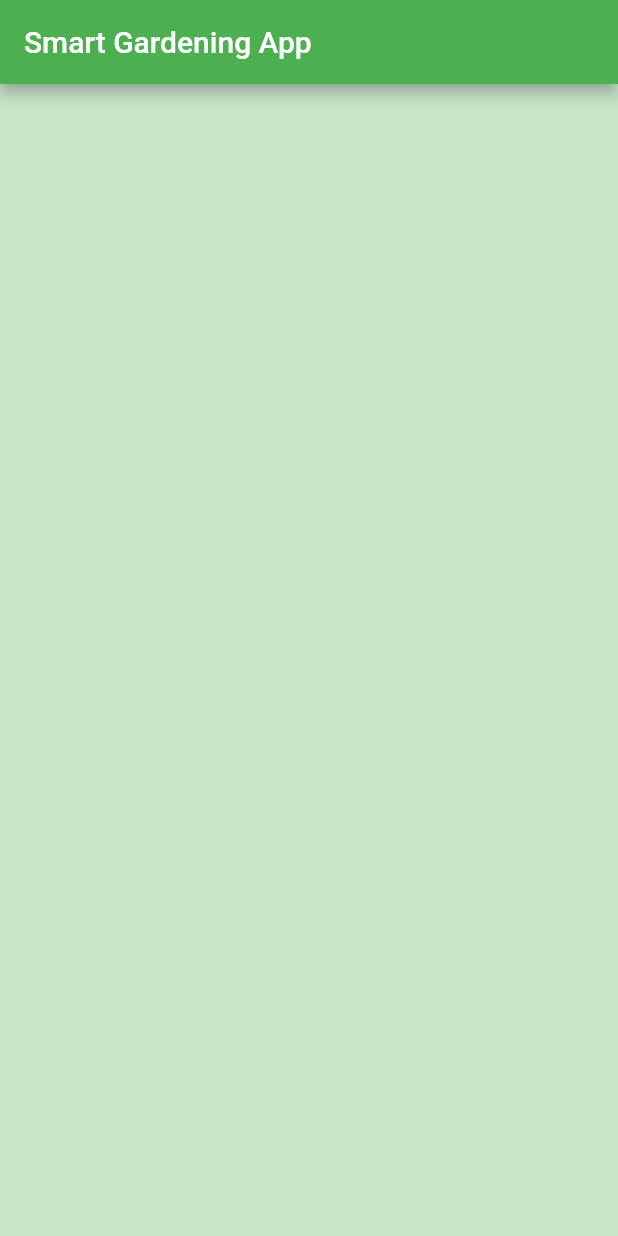
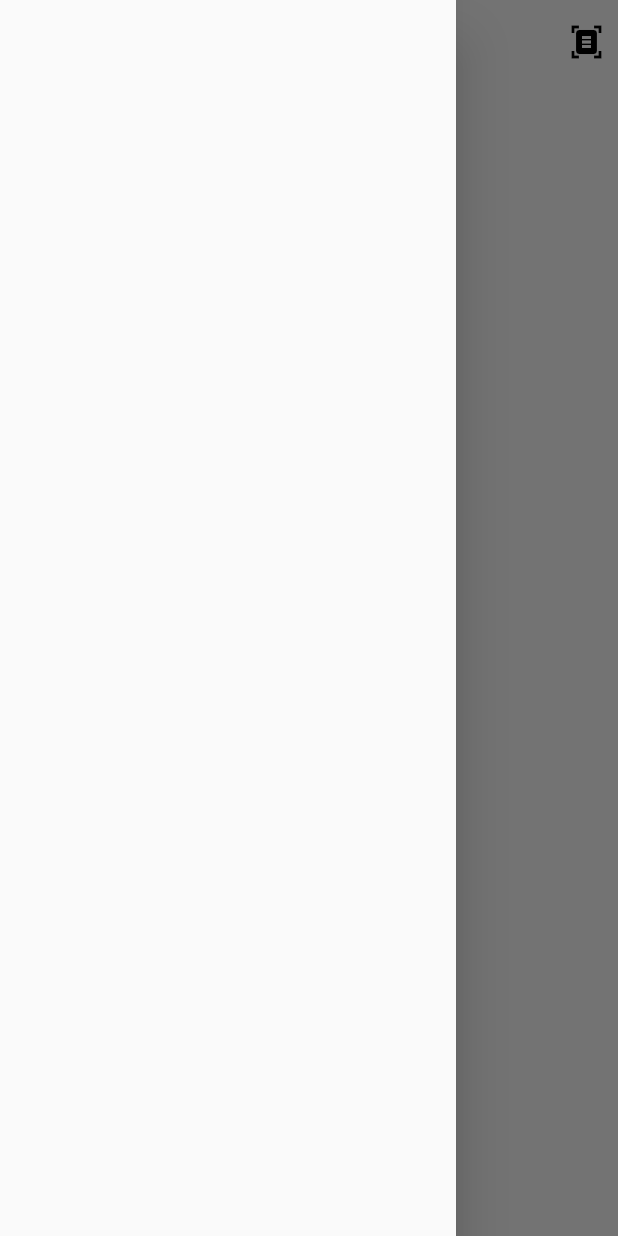
Before and after one commit to LucaR01/SmartGardeningApp, a Flutter app: the screen it shows after launch, with the side drawer open (before the commit the screen has no drawer), on a phone screen of 412 x 824 dp. Run offline on Flutter 3.47's test engine with Material 2 defaults, Android fonts, the phone set to English and light mode, and no system bars.

Commit message:
Update home_header

```diff
--- a/smart_gardening_app/lib/main.dart
+++ b/smart_gardening_app/lib/main.dart
@@ -3,11 +3,9 @@
 import 'screens/home/home_screen.dart';
 import 'screens/splash/splash_screen.dart';
 
-//TODO: Creare una ColorsUtils.dart?
+//TODO: flutter run --release per lanciare in release mode
 
-void main() {
-  runApp(const App());
-}
+void main() => runApp(const App());
 
 class App extends StatelessWidget {
   const App({Key? key}) : super(key: key);
@@ -16,6 +14,7 @@
   @override
   Widget build(BuildContext context) {
     return MaterialApp(
+      debugShowCheckedModeBanner: false, // per rimuovere il debug tag
       title: 'Flutter Demo',
       theme: ThemeData(
         // This is the theme of your application.
@@ -29,7 +28,9 @@
         // is not restarted.
         primarySwatch: Colors.green,
       ),
-      home: const Splash(), //const MyHomePage(title: 'Flutter Demo Home Page'),
+      home: const Splash(),
+      //TODO: initialRoute
+      //TODO: routes
     );
   }
 }
--- a/smart_gardening_app/lib/screens/home/components/body.dart
+++ b/smart_gardening_app/lib/screens/home/components/body.dart
@@ -1,5 +1,6 @@
 import 'package:flutter/material.dart';
 
+import '../../splash/splash_screen.dart';
 import 'home_header.dart';
 
 //TODO: stateless widget con SafeArea.
@@ -20,6 +21,6 @@ class Body extends StatelessWidget {
           )
       )
     );*/
-    return HomeHeader();
+    return HomeHeader(); //TODO: aggiungere anche le altre pagine.
   }
 }
--- a/smart_gardening_app/lib/screens/home/components/home_header.dart
+++ b/smart_gardening_app/lib/screens/home/components/home_header.dart
@@ -7,12 +7,27 @@ class HomeHeader extends StatelessWidget {
   @override
   Widget build(BuildContext context) {
     return Scaffold(
-      backgroundColor: Colors.green[100],
+      //backgroundColor: Colors.green[100], //TODO: remove
+      drawer: const Drawer(), // È il menù.
       appBar: AppBar(
-        backgroundColor: Colors.green,
+          backgroundColor: Colors.transparent,
+          elevation: 0.0,
+          iconTheme: const IconThemeData(
+            color: Colors.black, //TODO: update
+          ),
         systemOverlayStyle: SystemUiOverlayStyle.light,
-        title: const Text("Smart Gardening App"),
+        centerTitle: true, //TODO: update
+        title: const Text("Smart Gardening App"), //TODO: usare le costants.
+        actions: const [
+          Padding(
+            padding: EdgeInsets.all(9), //TODO: 8
+            child: Icon(
+              Icons.document_scanner,
+              ) //TODO: update e mettere l'icona scan.
+          )
+        ],
       ),
+
     );
   }
 }
--- a/smart_gardening_app/lib/values/appColors.dart
+++ b/smart_gardening_app/lib/values/appColors.dart
@@ -1,6 +1,10 @@
 import 'package:flutter/material.dart';
+
+//TODO: rinominare in ColorsUtils?
 
 //TODO: use an enum?
 //TODO: static const?
 //TODO: rename variable name in kPrimaryColor?
+//TODO: use k prefix?
+
 //const Color appMainColor = Color();  //TODO: uncomment when color will be added.
--- a/smart_gardening_app/lib/values/appStrings.dart
+++ b/smart_gardening_app/lib/values/appStrings.dart
@@ -1,5 +1,6 @@
 import 'package:flutter/material.dart';
 
 //TODO: rename file in constants.dart?
+//TODO: use k prefix?
 
 const String appName = "Smart Gardening App"; //TODO: rename in APP_NAME?
```
